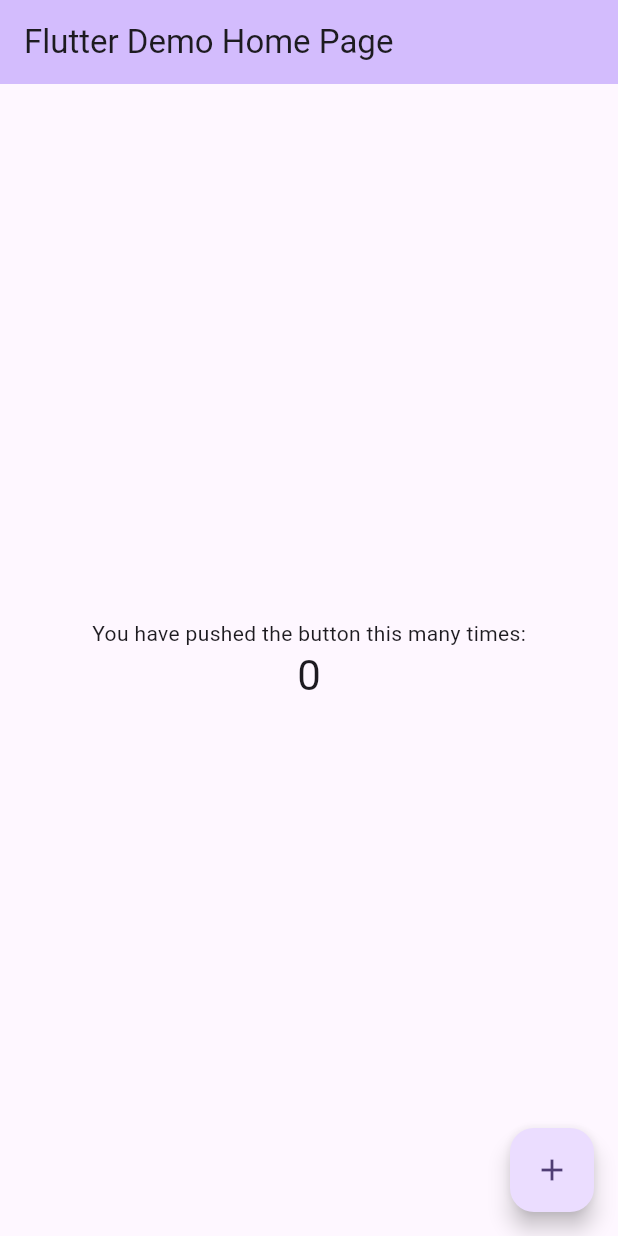
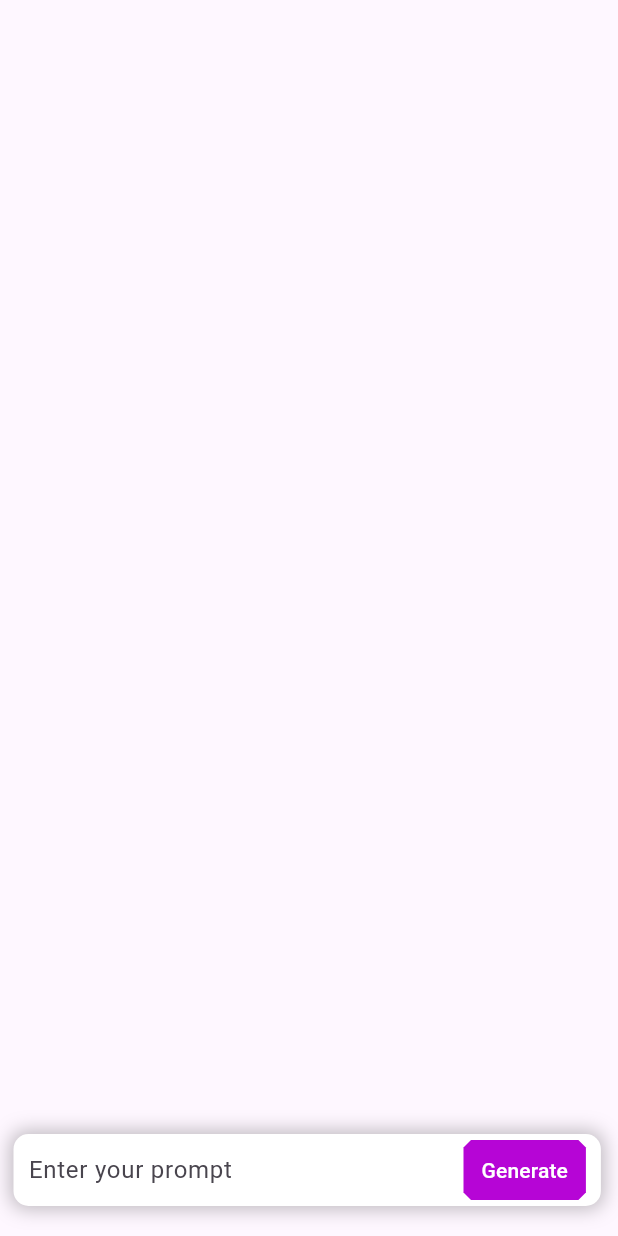
Before and after one commit to SL-AI-WORKS/AI-Wallpaper-APP, a Flutter app: the screen it shows after launch, on a phone screen of 412 x 824 dp. Run offline on Flutter 3.47's test engine with Material 3 defaults, Android fonts, the phone set to English and light mode, and no system bars.

Commit message:
Search Button

```diff
--- a/lib/main.dart
+++ b/lib/main.dart
@@ -1,5 +1,5 @@
 import 'package:flutter/material.dart';
-
+import 'package:aiwallpaperapp/screens/home.dart';
 void main() {
   runApp(const MyApp());
 }
@@ -11,115 +11,13 @@ class MyApp extends StatelessWidget {
   @override
   Widget build(BuildContext context) {
     return MaterialApp(
-      title: 'Flutter Demo',
+      title: 'AI Wallpaper Generator',
       theme: ThemeData(
-        // This is the theme of your application.
-        //
-        // TRY THIS: Try running your application with "flutter run". You'll see
-        // the application has a purple toolbar. Then, without quitting the app,
-        // try changing the seedColor in the colorScheme below to Colors.green
-        // and then invoke "hot reload" (save your changes or press the "hot
-        // reload" button in a Flutter-supported IDE, or press "r" if you used
-        // the command line to start the app).
-        //
-        // Notice that the counter didn't reset back to zero; the application
-        // state is not lost during the reload. To reset the state, use hot
-        // restart instead.
-        //
-        // This works for code too, not just values: Most code changes can be
-        // tested with just a hot reload.
+
         colorScheme: ColorScheme.fromSeed(seedColor: Colors.deepPurple),
         useMaterial3: true,
       ),
-      home: const MyHomePage(title: 'Flutter Demo Home Page'),
+      home: Home(),
     );
   }
 }
-
-class MyHomePage extends StatefulWidget {
-  const MyHomePage({super.key, required this.title});
-
-  // This widget is the home page of your application. It is stateful, meaning
-  // that it has a State object (defined below) that contains fields that affect
-  // how it looks.
-
-  // This class is the configuration for the state. It holds the values (in this
-  // case the title) provided by the parent (in this case the App widget) and
-  // used by the build method of the State. Fields in a Widget subclass are
-  // always marked "final".
-
-  final String title;
-
-  @override
-  State<MyHomePage> createState() => _MyHomePageState();
-}
-
-class _MyHomePageState extends State<MyHomePage> {
-  int _counter = 0;
-
-  void _incrementCounter() {
-    setState(() {
-      // This call to setState tells the Flutter framework that something has
-      // changed in this State, which causes it to rerun the build method below
-      // so that the display can reflect the updated values. If we changed
-      // _counter without calling setState(), then the build method would not be
-      // called again, and so nothing would appear to happen.
-      _counter++;
-    });
-  }
-
-  @override
-  Widget build(BuildContext context) {
-    // This method is rerun every time setState is called, for instance as done
-    // by the _incrementCounter method above.
-    //
-    // The Flutter framework has been optimized to make rerunning build methods
-    // fast, so that you can just rebuild anything that needs updating rather
-    // than having to individually change instances of widgets.
-    return Scaffold(
-      appBar: AppBar(
-        // TRY THIS: Try changing the color here to a specific color (to
-        // Colors.amber, perhaps?) and trigger a hot reload to see the AppBar
-        // change color while the other colors stay the same.
-        backgroundColor: Theme.of(context).colorScheme.inversePrimary,
-        // Here we take the value from the MyHomePage object that was created by
-        // the App.build method, and use it to set our appbar title.
-        title: Text(widget.title),
-      ),
-      body: Center(
-        // Center is a layout widget. It takes a single child and positions it
-        // in the middle of the parent.
-        child: Column(
-          // Column is also a layout widget. It takes a list of children and
-          // arranges them vertically. By default, it sizes itself to fit its
-          // children horizontally, and tries to be as tall as its parent.
-          //
-          // Column has various properties to control how it sizes itself and
-          // how it positions its children. Here we use mainAxisAlignment to
-          // center the children vertically; the main axis here is the vertical
-          // axis because Columns are vertical (the cross axis would be
-          // horizontal).
-          //
-          // TRY THIS: Invoke "debug painting" (choose the "Toggle Debug Paint"
-          // action in the IDE, or press "p" in the console), to see the
-          // wireframe for each widget.
-          mainAxisAlignment: MainAxisAlignment.center,
-          children: <Widget>[
-            const Text(
-              'You have pushed the button this many times:',
-            ),
-            Text(
-              '$_counter',
-              style: Theme.of(context).textTheme.headlineMedium,
-            ),
-          ],
-        ),
-      ),
-      floatingActionButton: FloatingActionButton(
-        onPressed: _incrementCounter,
-        tooltip: 'Increment',
-        child: const Icon(Icons.add),
-      ), // This trailing comma makes auto-formatting nicer for build methods.
-    );
-  }
-}
--- /dev/null
+++ b/lib/screens/home.dart
@@ -0,0 +1,81 @@
+import 'package:flutter/material.dart';
+
+class Home extends StatefulWidget {
+  const Home({super.key});
+
+  @override
+  State<Home> createState() => _HomeState();
+}
+
+class _HomeState extends State<Home> {
+  @override
+  Widget build(BuildContext context) {
+    return SafeArea(
+      child: Scaffold(
+        body: Stack(
+          children: [
+            Align(
+              alignment: Alignment.bottomCenter,
+              child: Container(
+                child: Padding(
+                  padding: EdgeInsets.symmetric(horizontal: 9, vertical: 20),
+                  child: Row(
+                    children: [
+                      Container(
+                        child: Row(
+                          children: [
+                            Container(
+
+                              margin:EdgeInsets.symmetric(horizontal:10),
+                              width: 270,
+                              child: TextField(
+
+                                decoration: InputDecoration(
+                                  border:UnderlineInputBorder(borderSide:BorderSide.none),
+                                  hintText: "Enter your prompt",
+                                ),
+                              ),
+                            ),
+                            Container(
+                              margin:EdgeInsets.symmetric(horizontal:10),
+                              child: TextButton(
+                                onPressed: () {},
+                                child: Text(
+                                  "Generate",
+                                  style: TextStyle(color: Colors.white),
+                                ),
+
+                                style: TextButton.styleFrom(
+
+                                    backgroundColor:
+                                        Color.fromARGB(255, 182, 5, 214),
+                                    shape: BeveledRectangleBorder(
+                                        borderRadius: BorderRadius.all(
+                                            Radius.circular(5)))),
+                              ),
+                            ),
+                          ],
+                        ),
+                        decoration:
+                            BoxDecoration(color: Colors.white,
+                            borderRadius: BorderRadius.circular(10),
+                            boxShadow: [
+                          BoxShadow(
+                            color: Colors.black26,
+                            offset: Offset(0, 0),
+                            spreadRadius:2,
+                            blurRadius:10,
+                          ),
+                        ]),
+                      )
+                    ],
+                  ),
+                ),
+              ),
+            )
+          ],
+        ),
+      ),
+    );
+  }
+}
```
